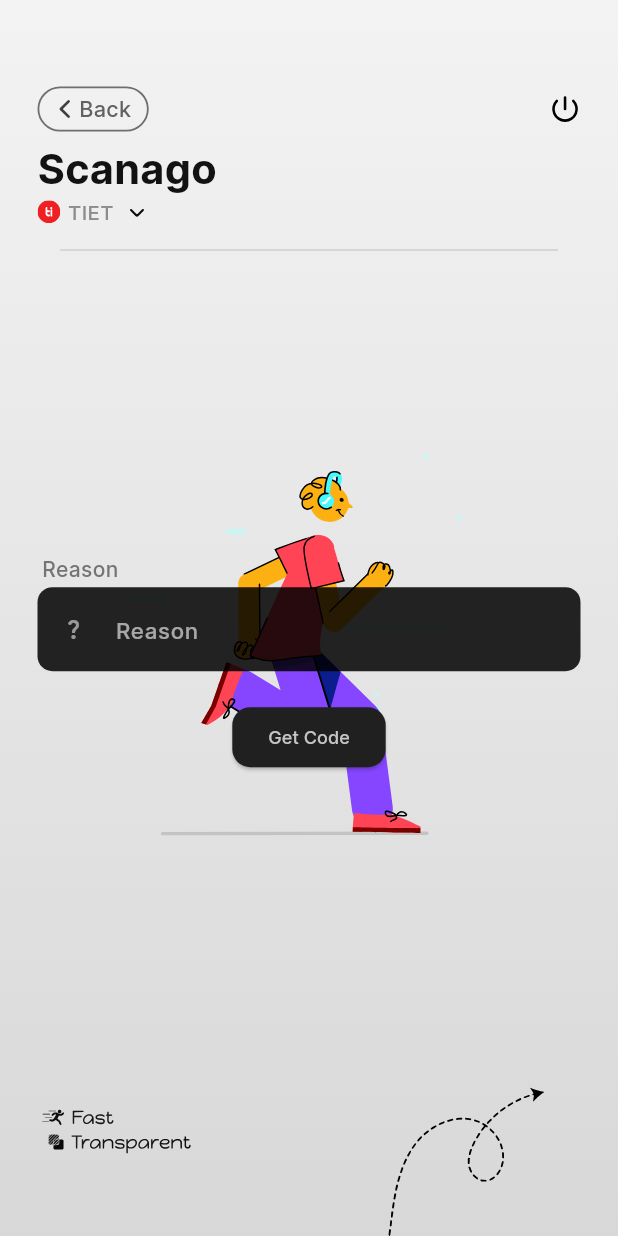
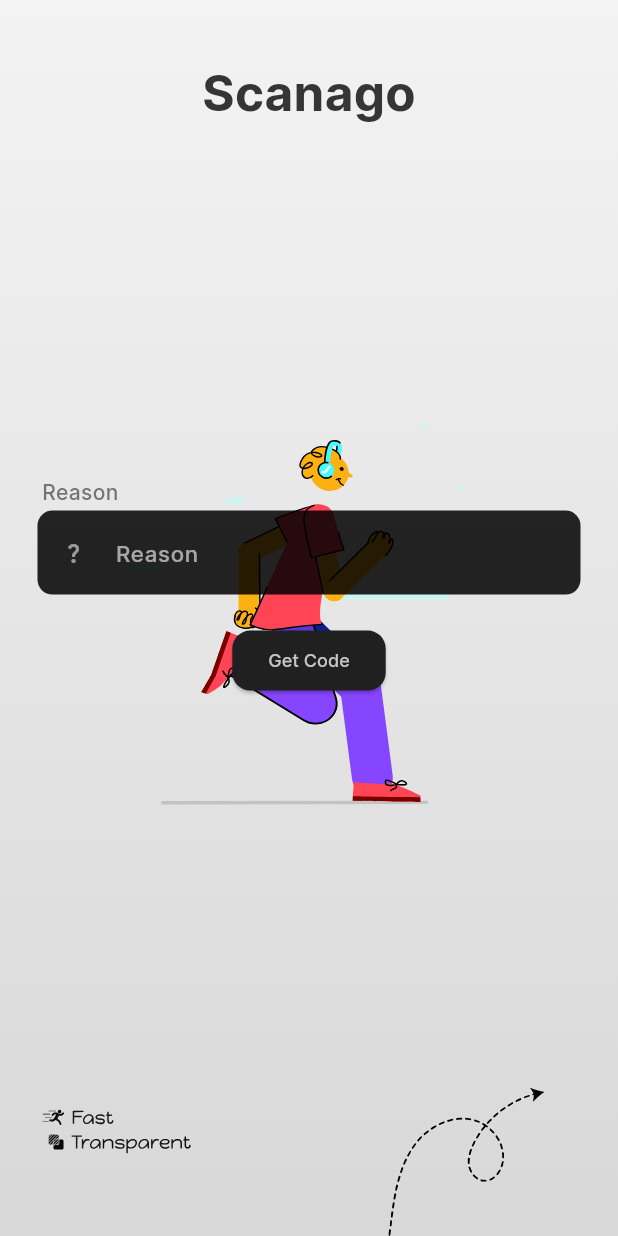
Before and after one commit to om13rajpal/scanago, a Flutter app: the QrCodeView screen opened directly, after a tap on "Get Code", on a phone screen of 412 x 824 dp. Run offline on Flutter 3.47's test engine with Material 3 defaults, Android fonts, the phone set to English and light mode, and no system bars; drawn by our look-alikes of lottie; our stand-ins replace flutter_svg, fluttertoast, image_picker, jwt_decoder, qr_flutter, shared_preferences; missing offline and left inert: simple_barcode_scanner; accounts and stored records are empty.

Commit message:
fixed a minor bug

```diff
--- a/lib/details.dart
+++ b/lib/details.dart
@@ -244,17 +244,6 @@ class _DetailsState extends State<Details> {
             end: Alignment.bottomCenter,
           ),
         ),
-        child: Stack(
-          alignment: Alignment.center,
-          children: [
-            Transform.translate(
-              offset: Offset(screenWidth * 0.25, 0),
-              child: LottieBuilder.asset(
-                'assets/lottie/run.json',
-                width: screenWidth,
-              ),
-            ),
-            SingleChildScrollView(
         child: Column(
           crossAxisAlignment: CrossAxisAlignment.center,
           children: [
@@ -274,7 +263,17 @@ class _DetailsState extends State<Details> {
             SizedBox(
               width: MediaQuery.of(context).size.width * 0.85,
               height: MediaQuery.of(context).size.height * 0.8,
-                    child: Column(
+              child: Stack(
+                alignment: Alignment.center,
+                children: [
+                  Transform.translate(
+                    offset: Offset(screenWidth * 0.25, -MediaQuery.of(context).size.height * 0.1),
+                    child: LottieBuilder.asset(
+                      'assets/lottie/run.json',
+                      width: screenWidth,
+                    ),
+                  ),
+                  Column(
                     mainAxisAlignment: MainAxisAlignment.spaceEvenly,
                     crossAxisAlignment: CrossAxisAlignment.center,
                     children: [
@@ -363,7 +362,6 @@ class _DetailsState extends State<Details> {
                           fontSize: screenWidth * 0.035)
                     ],
                   ),
-                  ),
                 ],
               ),
             ),
--- a/lib/qrcode.dart
+++ b/lib/qrcode.dart
@@ -6,7 +6,6 @@ import 'package:lottie/lottie.dart';
 import 'package:qr_flutter/qr_flutter.dart';
 import 'package:scanago/templates/button.dart';
 import 'package:scanago/templates/textfield.dart';
-import 'package:scanago/templates/top_dashboard_account.dart';
 import 'package:scanago/utils/time_left.dart';
 import 'package:scanago/utils/user_data.dart';
 
@@ -47,25 +46,24 @@ class _QrCodeState extends State<QrCodeView> {
           ),
         ),
         padding: const EdgeInsets.only(left: 25, right: 25),
-        child: Stack(
+        child: Column(
+          children: [
+            SizedBox(
+                height: MediaQuery.of(context).size.height * 0.15,
+                child: Center(
+                  child: Text(
+                    'Scanago',
+                    style: TextStyle(
+                        fontFamily: 'inter',
+                        fontSize: screenwidth * 0.08,
+                        fontWeight: FontWeight.w700,
+                        color: const Color(0xff353535)),
+                  ),
+                )),
+            Stack(
               alignment: Alignment.center,
               children: [
                 LottieBuilder.asset('assets/lottie/run.json'),
-            Column(
-              children: [
-                SizedBox(
-                  height: MediaQuery.of(context).size.height * 0.07,
-                ),
-                TopDashboardAccount(screenWidth: screenwidth),
-                const SizedBox(
-                  height: 8,
-                ),
-                const Divider(
-                  endIndent: 15,
-                  indent: 15,
-                  color: Color(0xffcfcfcf),
-                  thickness: 1,
-                ),
                 SizedBox(
                     height: MediaQuery.of(context).size.height * 0.65,
                     child: Column(
@@ -87,13 +85,6 @@ class _QrCodeState extends State<QrCodeView> {
                             onPressed: () {
                               if (reason.text.isNotEmpty) {
                                 showModalBottomSheet(
-                                  elevation: 1,
-                                  shape: const RoundedRectangleBorder(
-                                    borderRadius: BorderRadius.only(
-                                        topLeft: Radius.circular(20),
-                                        topRight: Radius.circular(20)),
-                                  ),
-                                  isScrollControlled: false,
                                   context: context,
                                   builder: (context) {
                                     return Center(
@@ -116,13 +107,13 @@ class _QrCodeState extends State<QrCodeView> {
                                         padding: const EdgeInsets.all(10),
                                         eyeStyle: const QrEyeStyle(
                                           eyeShape: QrEyeShape.circle,
-                                          color: Color.fromARGB(217, 0, 0, 0),
+                                          color: Colors.black,
                                         ),
                                         dataModuleStyle:
                                             const QrDataModuleStyle(
                                           dataModuleShape:
                                               QrDataModuleShape.circle,
-                                          color: Color.fromARGB(217, 0, 0, 0),
+                                          color: Colors.black,
                                         ),
                                         errorStateBuilder: (cxt, err) {
                                           return const Center(
@@ -144,12 +135,8 @@ class _QrCodeState extends State<QrCodeView> {
                     )),
               ],
             ),
-            Positioned(
-              bottom: 0,
-              left: 0,
-              right: 0,
-              child: SizedBox(
-                height: MediaQuery.of(context).size.height * 0.15,
+            SizedBox(
+              height: MediaQuery.of(context).size.height * 0.20,
               child: Stack(
                 children: [
                   Positioned(
@@ -168,7 +155,6 @@ class _QrCodeState extends State<QrCodeView> {
                       )),
                 ],
               ),
-              ),
             )
           ],
         ),
```
Lines whose indentation alone changed are shown as unchanged.
